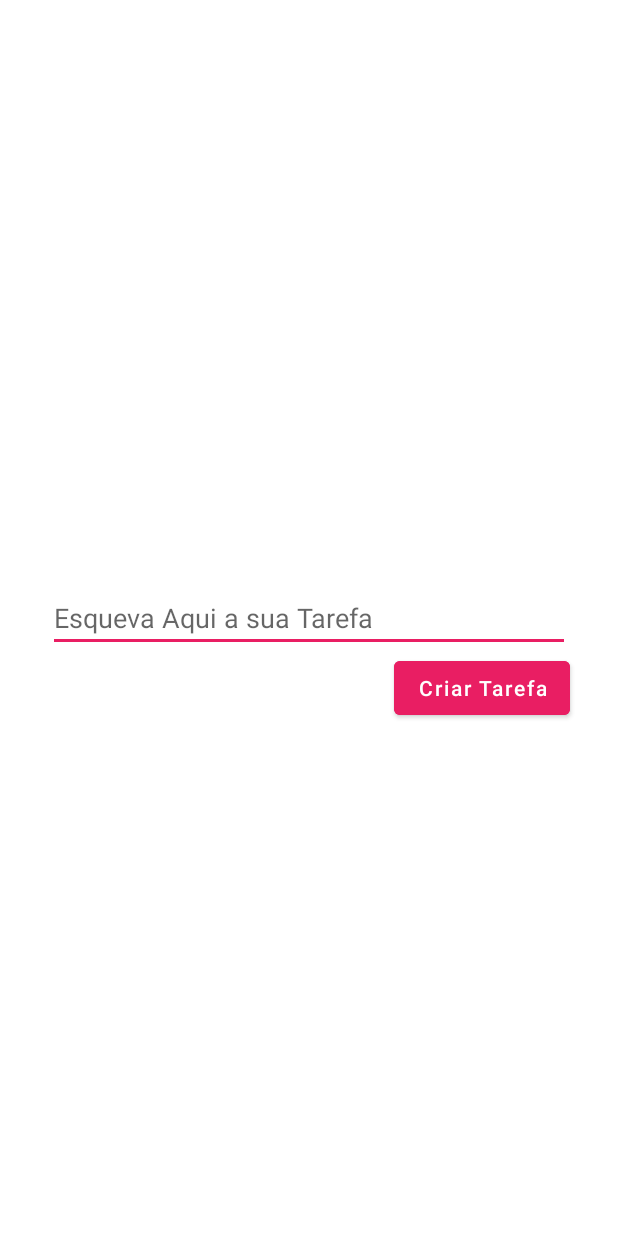
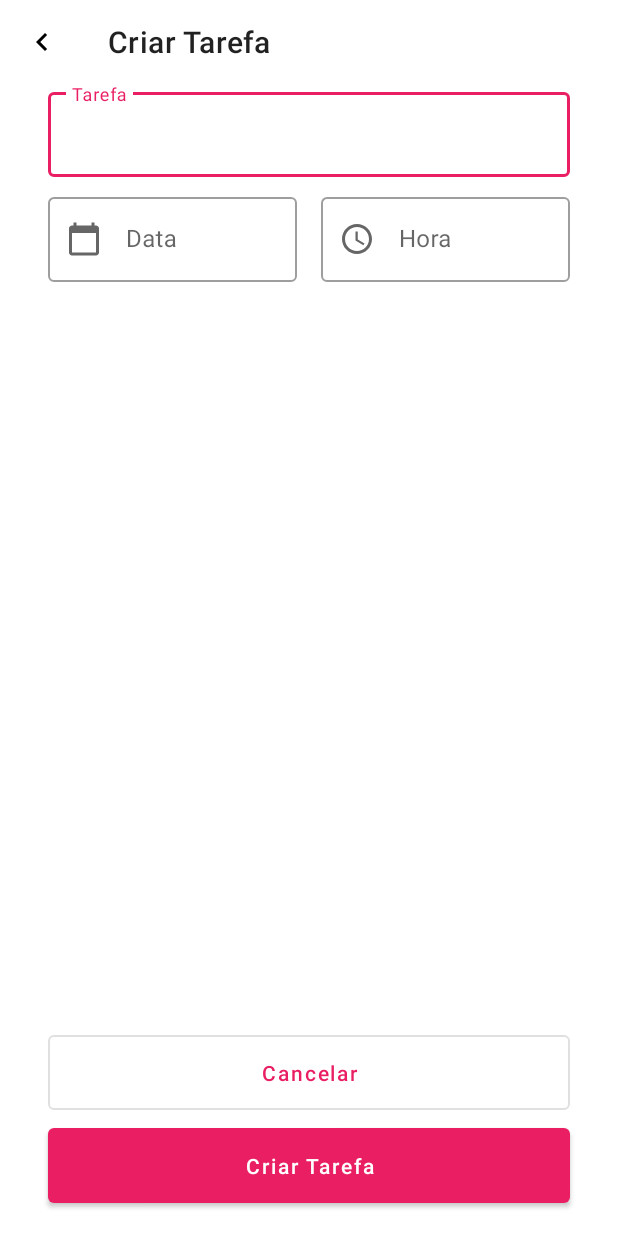
Before and after one commit to evanvidel/todo-list, an Android app: the screen it shows after launch (AddTaskActivity), after a tap on an icon or button, on a phone screen of 412 x 824 dp. Run offline under Robolectric (Android 15) with nearby library versions, the phone set to English and light mode, and no system bars.

Commit message:
upadate activity_add_task.xml, adicionando data e hora

```diff
--- a/app/src/main/java/br/com/franco/todolist/adapter/TaskAdapter.kt
+++ b/app/src/main/java/br/com/franco/todolist/adapter/TaskAdapter.kt
@@ -53,8 +53,6 @@ class TaskAdapter : ListAdapter<Task, TaskAdapter.TaskViewHolder>(DiffCallBack()
 class DiffCallBack : DiffUtil.ItemCallback<Task>() {
     override fun areItemsTheSame(oldItem: Task, newItem: Task) = oldItem == newItem
 
-
-
     override fun areContentsTheSame(oldItem: Task, newItem: Task) = oldItem.id == newItem.id
 
 }
--- a/app/src/main/java/br/com/franco/todolist/ui/AddTaskActivity.kt
+++ b/app/src/main/java/br/com/franco/todolist/ui/AddTaskActivity.kt
@@ -6,8 +6,15 @@ import android.os.Bundle
 import androidx.appcompat.app.AppCompatActivity
 import br.com.franco.todolist.databinding.ActivityAddTaskBinding
 import br.com.franco.todolist.datasource.TaskDataSource
+import br.com.franco.todolist.extensions.format
+import br.com.franco.todolist.extensions.text
 import br.com.franco.todolist.model.Task
+import com.google.android.material.datepicker.MaterialDatePicker
 import com.google.android.material.textfield.TextInputLayout
+import com.google.android.material.timepicker.MaterialTimePicker
+import com.google.android.material.timepicker.TimeFormat
+import java.util.Date
+import java.util.TimeZone
 
 class AddTaskActivity : AppCompatActivity() {
 
@@ -20,10 +27,41 @@ class AddTaskActivity : AppCompatActivity() {
 
         window.statusBarColor = Color.parseColor("#000000")
 
-        binding.btnTask.setOnClickListener {
+        insertListeners()
+    }
+
+    private fun insertListeners() {
+        binding.tilDate.editText?.setOnClickListener {
+            val datePicker = MaterialDatePicker.Builder.datePicker().build()
+            datePicker.addOnPositiveButtonClickListener {
+                val timeZone = TimeZone.getDefault()
+                val offset = timeZone.getOffset(Date().time) * -1
+                binding.tilDate.text = Date(it + offset).format()
+            }
+            datePicker.show(supportFragmentManager, null)
+        }
+        binding.tilHour.editText?.setOnClickListener {
+            val timePicker = MaterialTimePicker.Builder()
+                .setTimeFormat(TimeFormat.CLOCK_24H)
+                .build()
+            timePicker.addOnPositiveButtonClickListener {
+                val minute = if (timePicker.minute in 0..9) "0${timePicker.minute}" else timePicker.minute
+                val hour = if (timePicker.hour in 0..9) "0${timePicker.hour}" else timePicker.hour
+
+                binding.tilHour.text = "$minute:$hour"
+            }
+            timePicker.show(supportFragmentManager,null)
+        }
+
+        binding.btnCancel.setOnClickListener {
+            finish()
+        }
+
+        binding.btnNewTask.setOnClickListener {
             val task = Task(
-                title = binding.etTask.text.toString(),
-                id = taskId
+                title = binding.tilTitle.text,
+                date = binding.tilDate.text,
+                hour = binding.tilHour.text
 
             )
             TaskDataSource.insertTask(task)
--- a/app/src/main/java/br/com/franco/todolist/ui/MainActivity.kt
+++ b/app/src/main/java/br/com/franco/todolist/ui/MainActivity.kt
@@ -8,6 +8,7 @@ import br.com.franco.todolist.adapter.TaskAdapter
 import br.com.franco.todolist.databinding.ActivityMainBinding
 import br.com.franco.todolist.datasource.TaskDataSource
 
+@Suppress("DEPRECATION")
 class MainActivity : AppCompatActivity() {
 
     private lateinit var binding: ActivityMainBinding
@@ -21,15 +22,22 @@ class MainActivity : AppCompatActivity() {
         window.statusBarColor = Color.parseColor("#FFFFFF")
 
         insertListeners()
-
     }
 
     private fun insertListeners() {
         binding.fab.setOnClickListener {
             startActivityForResult(Intent(this, AddTaskActivity::class.java), CREATE_NEW_TASK)
         }
+
+        adapter.listenerEdit = {
+
+        }
+        adapter.listenerDelete = {
+
+        }
     }
 
+    @Deprecated("Deprecated in Java")
     override fun onActivityResult(requestCode: Int, resultCode: Int, data: Intent?) {
         super.onActivityResult(requestCode, resultCode, data)
         if (requestCode == CREATE_NEW_TASK) {
@@ -37,6 +45,7 @@ class MainActivity : AppCompatActivity() {
             adapter.submitList(TaskDataSource.getList())
         }
     }
+
     companion object {
         private const val CREATE_NEW_TASK = 1000
     }
--- /dev/null
+++ b/app/src/main/res/drawable/ic_calendar.xml
@@ -0,0 +1,5 @@
+<vector android:height="24dp" android:tint="#000000"
+    android:viewportHeight="24" android:viewportWidth="24"
+    android:width="24dp" xmlns:android="http://schemas.android.com/apk/res/android">
+    <path android:fillColor="@android:color/white" android:pathData="M20,3h-1L19,1h-2v2L7,3L7,1L5,1v2L4,3c-1.1,0 -2,0.9 -2,2v16c0,1.1 0.9,2 2,2h16c1.1,0 2,-0.9 2,-2L22,5c0,-1.1 -0.9,-2 -2,-2zM20,21L4,21L4,8h16v13z"/>
+</vector>
--- /dev/null
+++ b/app/src/main/res/drawable/ic_navigate.xml
@@ -0,0 +1,5 @@
+<vector android:autoMirrored="true" android:height="24dp"
+    android:tint="#000000" android:viewportHeight="24"
+    android:viewportWidth="24" android:width="24dp" xmlns:android="http://schemas.android.com/apk/res/android">
+    <path android:fillColor="@android:color/white" android:pathData="M15.41,7.41L14,6l-6,6 6,6 1.41,-1.41L10.83,12z"/>
+</vector>
--- /dev/null
+++ b/app/src/main/res/drawable/ic_time.xml
@@ -0,0 +1,6 @@
+<vector android:height="24dp" android:tint="#000000"
+    android:viewportHeight="24" android:viewportWidth="24"
+    android:width="24dp" xmlns:android="http://schemas.android.com/apk/res/android">
+    <path android:fillColor="@android:color/white" android:pathData="M11.99,2C6.47,2 2,6.48 2,12s4.47,10 9.99,10C17.52,22 22,17.52 22,12S17.52,2 11.99,2zM12,20c-4.42,0 -8,-3.58 -8,-8s3.58,-8 8,-8 8,3.58 8,8 -3.58,8 -8,8z"/>
+    <path android:fillColor="@android:color/white" android:pathData="M12.5,7H11v6l5.25,3.15 0.75,-1.23 -4.5,-2.67z"/>
+</vector>
--- a/app/src/main/res/layout/activity_add_task.xml
+++ b/app/src/main/res/layout/activity_add_task.xml
@@ -1,36 +1,111 @@
 <?xml version="1.0" encoding="utf-8"?>
 <androidx.constraintlayout.widget.ConstraintLayout xmlns:android="http://schemas.android.com/apk/res/android"
+    xmlns:app="http://schemas.android.com/apk/res-auto"
     xmlns:tools="http://schemas.android.com/tools"
     android:layout_width="match_parent"
     android:layout_height="match_parent"
-    xmlns:app="http://schemas.android.com/apk/res-auto"
     tools:context=".ui.AddTaskActivity">
 
-    <EditText
-        android:id="@+id/et_task"
+    <com.google.android.material.appbar.MaterialToolbar
+        android:id="@+id/toolbar"
+        android:layout_width="match_parent"
+        android:layout_height="wrap_content"
+        app:layout_constraintTop_toTopOf="parent"
+        app:title="Criar Tarefa"
+        app:navigationIcon="@drawable/ic_navigate"/>
+
+    <androidx.constraintlayout.widget.Guideline
+        android:id="@+id/guide_start"
+        android:layout_width="wrap_content"
+        android:layout_height="wrap_content"
+        android:orientation="vertical"
+        app:layout_constraintGuide_begin="32dp" />
+
+    <androidx.constraintlayout.widget.Guideline
+        android:id="@+id/guide_end"
+        android:layout_width="wrap_content"
+        android:layout_height="wrap_content"
+        android:orientation="vertical"
+        app:layout_constraintGuide_end="32dp" />
+
+    <com.google.android.material.textfield.TextInputLayout
+        android:id="@+id/til_title"
+        style="@style/Widget.MaterialComponents.TextInputLayout.OutlinedBox"
         android:layout_width="0dp"
         android:layout_height="wrap_content"
-        android:hint="@string/esqueva_aqui_a_sua_tarefa"
-        android:layout_marginStart="32dp"
-        android:layout_marginEnd="32dp"
-        app:layout_constraintTop_toTopOf="parent"
-        app:layout_constraintStart_toStartOf="parent"
-        app:layout_constraintEnd_toEndOf="parent"
-        app:layout_constraintBottom_toBottomOf="parent"
-        android:autofillHints=""
-        tools:ignore="TextFields" />
+        android:hint="Tarefa"
+        app:layout_constraintEnd_toEndOf="@id/guide_end"
+        app:layout_constraintStart_toStartOf="@id/guide_start"
+        app:layout_constraintTop_toBottomOf="@id/toolbar">
 
-    <Button
-        android:id="@+id/btn_task"
+        <com.google.android.material.textfield.TextInputEditText
+            android:layout_width="match_parent"
+            android:layout_height="wrap_content"
+            android:inputType="text" />
+    </com.google.android.material.textfield.TextInputLayout>
+
+    <com.google.android.material.textfield.TextInputLayout
+        android:id="@+id/til_date"
+        style="@style/Widget.MaterialComponents.TextInputLayout.OutlinedBox"
         android:layout_width="0dp"
         android:layout_height="wrap_content"
-        android:text="@string/criar_tarefa"
+        android:layout_marginTop="8dp"
+        android:layout_marginEnd="16dp"
+        android:hint="Data"
+        app:startIconDrawable="@drawable/ic_calendar"
+        app:layout_constraintEnd_toStartOf="@id/til_hour"
+        app:layout_constraintStart_toStartOf="@id/guide_start"
+        app:layout_constraintTop_toBottomOf="@id/til_title">
+
+        <com.google.android.material.textfield.TextInputEditText
+            android:layout_width="match_parent"
+            android:layout_height="wrap_content"
+            android:focusable="false"
+            android:inputType="none" />
+    </com.google.android.material.textfield.TextInputLayout>
+
+    <com.google.android.material.textfield.TextInputLayout
+        android:id="@+id/til_hour"
+        style="@style/Widget.MaterialComponents.TextInputLayout.OutlinedBox"
+        android:layout_width="0dp"
+        android:layout_height="wrap_content"
+        android:hint="Hora"
+        app:startIconDrawable="@drawable/ic_time"
+        app:layout_constraintEnd_toEndOf="@id/guide_end"
+        app:layout_constraintStart_toEndOf="@id/til_date"
+        app:layout_constraintTop_toTopOf="@id/til_date">
+
+        <com.google.android.material.textfield.TextInputEditText
+            android:layout_width="match_parent"
+            android:layout_height="wrap_content"
+            android:focusable="false"
+            android:inputType="none" />
+    </com.google.android.material.textfield.TextInputLayout>
+
+    <com.google.android.material.button.MaterialButton
+        android:id="@+id/btn_cancel"
+        style="@style/Widget.MaterialComponents.Button.OutlinedButton"
+        android:layout_width="0dp"
+        android:layout_height="wrap_content"
+        android:padding="15dp"
+        android:text="Cancelar"
         android:textAllCaps="false"
-        android:backgroundTint="@color/red"
-        app:layout_constraintTop_toBottomOf="@id/et_task"
-        app:layout_constraintEnd_toEndOf="parent"
-        android:layout_marginEnd="32dp"/>
+        app:layout_constraintBottom_toTopOf="@id/btn_new_task"
+        app:layout_constraintEnd_toEndOf="@id/guide_end"
+        app:layout_constraintStart_toStartOf="@id/guide_start" />
 
 
+    <com.google.android.material.button.MaterialButton
+        android:id="@+id/btn_new_task"
+        style="@style/Widget.MaterialComponents.Button"
+        android:layout_width="0dp"
+        android:layout_height="wrap_content"
+        android:layout_marginBottom="16dp"
+        android:padding="15dp"
+        android:text="Criar Tarefa"
+        android:textAllCaps="false"
+        app:layout_constraintBottom_toBottomOf="parent"
+        app:layout_constraintEnd_toEndOf="@id/guide_end"
+        app:layout_constraintStart_toStartOf="@id/guide_start" />
 
 </androidx.constraintlayout.widget.ConstraintLayout>
--- a/app/src/main/res/values/themes.xml
+++ b/app/src/main/res/values/themes.xml
@@ -2,7 +2,7 @@
     <!-- Base application theme. -->
     <style name="Theme.TodoList" parent="Theme.MaterialComponents.DayNight.NoActionBar">
         <!-- Primary brand color. -->
-        <item name="colorPrimary">@color/purple_500</item>
+        <item name="colorPrimary">@color/red</item>
         <item name="colorPrimaryVariant">@color/purple_700</item>
         <item name="colorOnPrimary">@color/white</item>
         <!-- Secondary brand color. -->
```
Also changed, not shown: app/src/main/java/br/com/franco/todolist/extensions/AppExtensions.kt (added, +16 -0 lines), app/src/main/java/br/com/franco/todolist/model/Task.kt (+4 -4 lines), app/src/main/res/layout/activity_main.xml (+8 -8 lines), app/src/main/res/layout/item_task.xml (+22 -3 lines).
